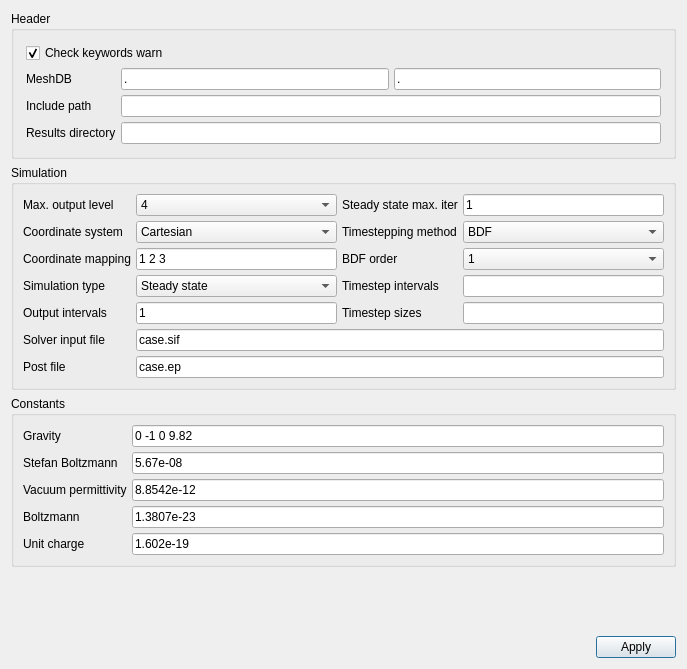
The window that ElmerGUI/Application/forms/generalsetup.ui (tehnick/elmerfem) describes before a commit, drawn with Qt 5.
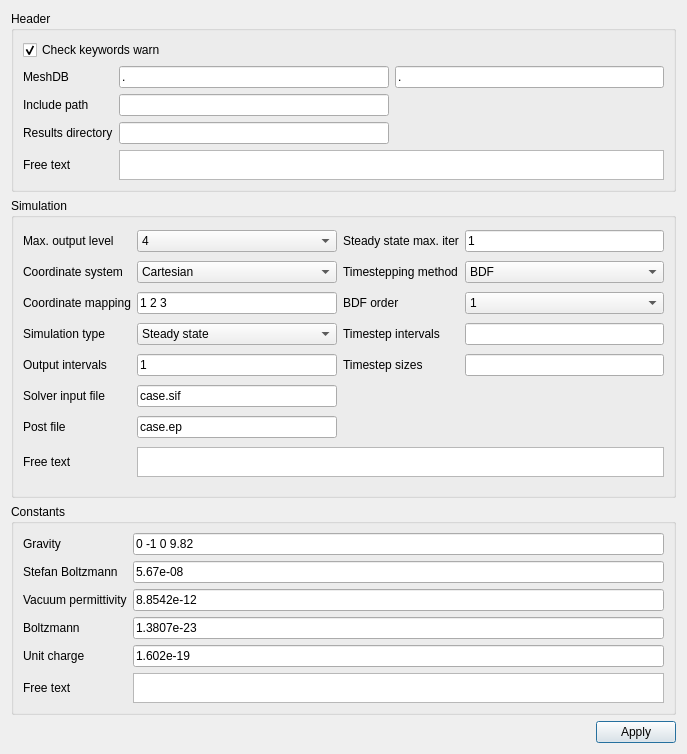
The same window after the commit. Icons and pictures are not drawn.

Commit message: ElmerGUI: Added free text edits for header-, constants-, and simulation-blocks.

What changed in the file:
```diff
--- a/ElmerGUI/Application/forms/generalsetup.ui
+++ b/ElmerGUI/Application/forms/generalsetup.ui
@@ -1,12 +1,12 @@
 <ui version="4.0" >
  <class>setupDialog</class>
- <widget class="QDialog" name="setupDialog" >
-  <property name="geometry" >
+ <widget class="QDialog" name="setupDialog">
+  <property name="geometry">
    <rect>
     <x>0</x>
     <y>0</y>
     <width>687</width>
-    <height>669</height>
+    <height>725</height>
    </rect>
   </property>
   <property name="sizePolicy" >
@@ -18,40 +18,22 @@
   <property name="windowTitle" >
    <string>Setup</string>
   </property>
-  <layout class="QVBoxLayout" >
+  <layout class="QVBoxLayout" name="verticalLayout">
    <item>
-    <widget class="QGroupBox" name="headerGroup" >
-     <property name="maximumSize" >
+    <widget class="QGroupBox" name="headerGroup">
+     <property name="maximumSize">
       <size>
        <width>16777215</width>
-       <height>150</height>
+       <height>16777215</height>
       </size>
      </property>
      <property name="title" >
       <string>Header</string>
      </property>
-     <layout class="QGridLayout" >
-      <property name="leftMargin" >
-       <number>12</number>
-      </property>
-      <property name="topMargin" >
-       <number>12</number>
-      </property>
-      <property name="rightMargin" >
-       <number>12</number>
-      </property>
-      <property name="bottomMargin" >
-       <number>12</number>
-      </property>
-      <property name="horizontalSpacing" >
-       <number>5</number>
-      </property>
-      <property name="verticalSpacing" >
-       <number>5</number>
-      </property>
-      <item row="0" column="0" colspan="2" >
-       <widget class="QCheckBox" name="checkKeywordsWarn" >
-        <property name="text" >
+     <layout class="QGridLayout" name="gridLayout_3">
+      <item row="0" column="0" colspan="2">
+       <widget class="QCheckBox" name="checkKeywordsWarn">
+        <property name="text">
          <string>Check keywords warn</string>
         </property>
         <property name="checked" >
@@ -59,56 +41,73 @@
         </property>
        </widget>
       </item>
-      <item row="1" column="0" >
-       <widget class="QLabel" name="meshDBLabel" >
-        <property name="text" >
+      <item row="1" column="0">
+       <widget class="QLabel" name="meshDBLabel">
+        <property name="text">
          <string>MeshDB</string>
         </property>
        </widget>
       </item>
-      <item row="1" column="1" >
-       <widget class="QLineEdit" name="meshDBEdit1" >
-        <property name="text" >
+      <item row="1" column="1">
+       <widget class="QLineEdit" name="meshDBEdit1">
+        <property name="text">
          <string>.</string>
         </property>
        </widget>
       </item>
-      <item row="1" column="2" >
-       <widget class="QLineEdit" name="meshDBEdit2" >
-        <property name="text" >
+      <item row="1" column="2">
+       <widget class="QLineEdit" name="meshDBEdit2">
+        <property name="text">
          <string>.</string>
         </property>
        </widget>
       </item>
-      <item row="2" column="0" >
-       <widget class="QLabel" name="includePathLabel" >
-        <property name="text" >
+      <item row="2" column="0">
+       <widget class="QLabel" name="includePathLabel">
+        <property name="text">
          <string>Include path</string>
         </property>
        </widget>
       </item>
-      <item row="2" column="1" colspan="2" >
-       <widget class="QLineEdit" name="includePathEdit" />
+      <item row="2" column="1">
+       <widget class="QLineEdit" name="includePathEdit"/>
       </item>
-      <item row="3" column="0" >
-       <widget class="QLabel" name="resultsDirectoryLabel" >
-        <property name="text" >
+      <item row="3" column="0">
+       <widget class="QLabel" name="resultsDirectoryLabel">
+        <property name="text">
          <string>Results directory</string>
         </property>
        </widget>
       </item>
-      <item row="3" column="1" colspan="2" >
-       <widget class="QLineEdit" name="resultsDirectoryEdit" />
+      <item row="3" column="1">
+       <widget class="QLineEdit" name="resultsDirectoryEdit"/>
+      </item>
+      <item row="4" column="0">
+       <widget class="QLabel" name="headerFreeTextLabel">
+        <property name="text">
+         <string>Free text</string>
+        </property>
+       </widget>
+      </item>
+      <item row="4" column="1" colspan="2">
+       <widget class="QTextEdit" name="headerFreeTextEdit">
+        <property name="maximumSize">
+         <size>
+          <width>16777215</width>
+          <height>30</height>
+         </size>
+        </property>
+       </widget>
       </item>
      </layout>
     </widget>
    </item>
    <item>
-    <widget class="QGroupBox" name="simulationGroup" >
-     <property name="minimumSize" >
+    <widget class="QGroupBox" name="simulationGroup">
+     <property name="minimumSize">
       <size>
        <width>0</width>
-       <height>200</height>
+       <height>300</height>
       </size>
      </property>
      <property name="baseSize" >
@@ -129,24 +128,18 @@
      <property name="checkable" >
       <bool>false</bool>
      </property>
-     <layout class="QGridLayout" >
-      <property name="horizontalSpacing" >
-       <number>5</number>
-      </property>
-      <property name="verticalSpacing" >
-       <number>5</number>
-      </property>
-      <item row="0" column="0" >
-       <widget class="QLabel" name="maxOutputLevelLabel" >
-        <property name="text" >
+     <layout class="QGridLayout" name="gridLayout_2">
+      <item row="0" column="0">
+       <widget class="QLabel" name="maxOutputLevelLabel">
+        <property name="text">
          <string>Max. output level</string>
         </property>
        </widget>
       </item>
-      <item row="0" column="1" >
-       <widget class="QComboBox" name="maxOutputLevelCombo" >
-        <property name="sizePolicy" >
-         <sizepolicy vsizetype="Fixed" hsizetype="Preferred" >
+      <item row="0" column="1">
+       <widget class="QComboBox" name="maxOutputLevelCombo">
+        <property name="sizePolicy">
+         <sizepolicy hsizetype="Preferred" vsizetype="Fixed">
           <horstretch>0</horstretch>
           <verstretch>0</verstretch>
          </sizepolicy>
@@ -181,31 +174,31 @@
         </item>
        </widget>
       </item>
-      <item row="0" column="2" >
-       <widget class="QLabel" name="steadyStateMaxIterLabel" >
-        <property name="text" >
+      <item row="0" column="2">
+       <widget class="QLabel" name="steadyStateMaxIterLabel">
+        <property name="text">
          <string>Steady state max. iter</string>
         </property>
        </widget>
       </item>
-      <item row="0" column="3" >
-       <widget class="QLineEdit" name="steadyStateMaxIterEdit" >
-        <property name="text" >
+      <item row="0" column="3">
+       <widget class="QLineEdit" name="steadyStateMaxIterEdit">
+        <property name="text">
          <string>1</string>
         </property>
        </widget>
       </item>
-      <item row="1" column="0" >
-       <widget class="QLabel" name="coordinateSystemlabel" >
-        <property name="text" >
+      <item row="1" column="0">
+       <widget class="QLabel" name="coordinateSystemlabel">
+        <property name="text">
          <string>Coordinate system</string>
         </property>
        </widget>
       </item>
-      <item row="1" column="1" >
-       <widget class="QComboBox" name="coordinateSystemCombo" >
-        <property name="sizePolicy" >
-         <sizepolicy vsizetype="Fixed" hsizetype="MinimumExpanding" >
+      <item row="1" column="1">
+       <widget class="QComboBox" name="coordinateSystemCombo">
+        <property name="sizePolicy">
+         <sizepolicy hsizetype="MinimumExpanding" vsizetype="Fixed">
           <horstretch>0</horstretch>
           <verstretch>0</verstretch>
          </sizepolicy>
@@ -227,15 +220,15 @@
         </item>
        </widget>
       </item>
-      <item row="1" column="2" >
-       <widget class="QLabel" name="timesteppingMethodLabel" >
-        <property name="text" >
+      <item row="1" column="2">
+       <widget class="QLabel" name="timesteppingMethodLabel">
+        <property name="text">
          <string>Timestepping method</string>
         </property>
        </widget>
       </item>
-      <item row="1" column="3" >
-       <widget class="QComboBox" name="timesteppingMethodCombo" >
+      <item row="1" column="3">
+       <widget class="QComboBox" name="timesteppingMethodCombo">
         <item>
          <property name="text" >
           <string>BDF</string>
@@ -243,30 +236,30 @@
         </item>
        </widget>
       </item>
-      <item row="2" column="0" >
-       <widget class="QLabel" name="coordinateMappingLabel" >
-        <property name="text" >
+      <item row="2" column="0">
+       <widget class="QLabel" name="coordinateMappingLabel">
+        <property name="text">
          <string>Coordinate mapping</string>
         </property>
        </widget>
       </item>
-      <item row="2" column="1" >
-       <widget class="QLineEdit" name="coordinateMappingEdit" >
-        <property name="text" >
+      <item row="2" column="1">
+       <widget class="QLineEdit" name="coordinateMappingEdit">
+        <property name="text">
          <string>1 2 3</string>
         </property>
        </widget>
       </item>
-      <item row="2" column="2" >
-       <widget class="QLabel" name="bdfOrderLabel" >
-        <property name="text" >
+      <item row="2" column="2">
+       <widget class="QLabel" name="bdfOrderLabel">
+        <property name="text">
          <string>BDF order</string>
         </property>
        </widget>
       </item>
-      <item row="2" column="3" >
-       <widget class="QComboBox" name="bdfOrderCombo" >
-        <property name="currentIndex" >
+      <item row="2" column="3">
+       <widget class="QComboBox" name="bdfOrderCombo">
+        <property name="currentIndex">
          <number>0</number>
         </property>
         <item>
@@ -296,15 +289,15 @@
         </item>
        </widget>
       </item>
-      <item row="3" column="0" >
-       <widget class="QLabel" name="simulationTypeLabel" >
-        <property name="text" >
+      <item row="3" column="0">
+       <widget class="QLabel" name="simulationTypeLabel">
+        <property name="text">
          <string>Simulation type</string>
         </property>
        </widget>
       </item>
-      <item row="3" column="1" >
-       <widget class="QComboBox" name="simulationTypeCombo" >
+      <item row="3" column="1">
+       <widget class="QComboBox" name="simulationTypeCombo">
         <item>
          <property name="text" >
           <string>Steady state</string>
@@ -322,169 +315,197 @@
         </item>
        </widget>
       </item>
-      <item row="3" column="2" >
-       <widget class="QLabel" name="timeStepIntervalsLabel" >
-        <property name="text" >
+      <item row="3" column="2">
+       <widget class="QLabel" name="timeStepIntervalsLabel">
+        <property name="text">
          <string>Timestep intervals</string>
         </property>
        </widget>
       </item>
-      <item row="3" column="3" >
-       <widget class="QLineEdit" name="timeStepIntervalsEdit" >
-        <property name="text" >
+      <item row="3" column="3">
+       <widget class="QLineEdit" name="timeStepIntervalsEdit">
+        <property name="text">
          <string/>
         </property>
        </widget>
       </item>
-      <item row="4" column="0" >
-       <widget class="QLabel" name="outputIntervalsLabel" >
-        <property name="text" >
+      <item row="4" column="0">
+       <widget class="QLabel" name="outputIntervalsLabel">
+        <property name="text">
          <string>Output intervals</string>
         </property>
        </widget>
       </item>
-      <item row="4" column="1" >
-       <widget class="QLineEdit" name="outputIntervalsEdit" >
-        <property name="text" >
+      <item row="4" column="1">
+       <widget class="QLineEdit" name="outputIntervalsEdit">
+        <property name="text">
          <string>1</string>
         </property>
        </widget>
       </item>
-      <item row="4" column="2" >
-       <widget class="QLabel" name="timestepSizesLabel" >
-        <property name="text" >
+      <item row="4" column="2">
+       <widget class="QLabel" name="timestepSizesLabel">
+        <property name="text">
          <string>Timestep sizes</string>
         </property>
        </widget>
       </item>
-      <item row="4" column="3" >
-       <widget class="QLineEdit" name="timestepSizesEdit" />
+      <item row="4" column="3">
+       <widget class="QLineEdit" name="timestepSizesEdit"/>
       </item>
-      <item row="5" column="0" >
-       <widget class="QLabel" name="solverInputFileLabel" >
-        <property name="text" >
+      <item row="5" column="0">
+       <widget class="QLabel" name="solverInputFileLabel">
+        <property name="text">
          <string>Solver input file</string>
         </property>
        </widget>
       </item>
-      <item row="5" column="1" colspan="3" >
-       <widget class="QLineEdit" name="solverInputFileEdit" >
-        <property name="text" >
+      <item row="5" column="1">
+       <widget class="QLineEdit" name="solverInputFileEdit">
+        <property name="text">
          <string>case.sif</string>
         </property>
        </widget>
       </item>
-      <item row="6" column="0" >
-       <widget class="QLabel" name="postFileLabel" >
-        <property name="text" >
+      <item row="6" column="0">
+       <widget class="QLabel" name="postFileLabel">
+        <property name="text">
          <string>Post file</string>
         </property>
        </widget>
       </item>
-      <item row="6" column="1" colspan="3" >
-       <widget class="QLineEdit" name="postFileEdit" >
-        <property name="text" >
+      <item row="6" column="1">
+       <widget class="QLineEdit" name="postFileEdit">
+        <property name="text">
          <string>case.ep</string>
         </property>
        </widget>
       </item>
+      <item row="7" column="0">
+       <widget class="QLabel" name="simulationFreeTextLabel">
+        <property name="text">
+         <string>Free text</string>
+        </property>
+       </widget>
+      </item>
+      <item row="7" column="1" colspan="3">
+       <widget class="QTextEdit" name="simulationFreeTextEdit">
+        <property name="maximumSize">
+         <size>
+          <width>16777215</width>
+          <height>30</height>
+         </size>
+        </property>
+       </widget>
+      </item>
      </layout>
     </widget>
    </item>
    <item>
-    <widget class="QGroupBox" name="constantsGroup" >
-     <property name="sizePolicy" >
-      <sizepolicy vsizetype="Preferred" hsizetype="Preferred" >
+    <widget class="QGroupBox" name="constantsGroup">
+     <property name="sizePolicy">
+      <sizepolicy hsizetype="Preferred" vsizetype="Preferred">
        <horstretch>0</horstretch>
        <verstretch>0</verstretch>
       </sizepolicy>
      </property>
-     <property name="maximumSize" >
+     <property name="maximumSize">
       <size>
        <width>16777215</width>
-       <height>180</height>
+       <height>16777215</height>
       </size>
      </property>
      <property name="title" >
       <string>Constants</string>
      </property>
-     <layout class="QGridLayout" >
-      <property name="horizontalSpacing" >
-       <number>5</number>
-      </property>
-      <property name="verticalSpacing" >
-       <number>5</number>
-      </property>
-      <item row="0" column="0" >
-       <widget class="QLabel" name="gravityLabel" >
-        <property name="text" >
+     <layout class="QGridLayout" name="gridLayout">
+      <item row="0" column="0">
+       <widget class="QLabel" name="gravityLabel">
+        <property name="text">
          <string>Gravity</string>
         </property>
        </widget>
       </item>
-      <item row="0" column="1" >
-       <widget class="QLineEdit" name="gravityEdit" >
-        <property name="text" >
+      <item row="0" column="1">
+       <widget class="QLineEdit" name="gravityEdit">
+        <property name="text">
          <string>0 -1 0 9.82</string>
         </property>
        </widget>
       </item>
-      <item row="1" column="0" >
-       <widget class="QLabel" name="stefanBoltzmannLabel" >
-        <property name="text" >
+      <item row="1" column="0">
+       <widget class="QLabel" name="stefanBoltzmannLabel">
+        <property name="text">
          <string>Stefan Boltzmann</string>
         </property>
        </widget>
       </item>
-      <item row="1" column="1" >
-       <widget class="QLineEdit" name="stefanBoltzmannEdit" >
-        <property name="text" >
+      <item row="1" column="1">
+       <widget class="QLineEdit" name="stefanBoltzmannEdit">
+        <property name="text">
          <string>5.67e-08</string>
         </property>
        </widget>
       </item>
-      <item row="2" column="0" >
-       <widget class="QLabel" name="vacuumPermittivityLabel" >
-        <property name="text" >
+      <item row="2" column="0">
+       <widget class="QLabel" name="vacuumPermittivityLabel">
+        <property name="text">
          <string>Vacuum permittivity</string>
         </property>
        </widget>
       </item>
-      <item row="2" column="1" >
-       <widget class="QLineEdit" name="vacuumPermittivityEdit" >
-        <property name="text" >
+      <item row="2" column="1">
+       <widget class="QLineEdit" name="vacuumPermittivityEdit">
+        <property name="text">
          <string>8.8542e-12</string>
         </property>
        </widget>
       </item>
-      <item row="3" column="0" >
-       <widget class="QLabel" name="boltzmannLabel" >
-        <property name="text" >
+      <item row="3" column="0">
+       <widget class="QLabel" name="boltzmannLabel">
+        <property name="text">
          <string>Boltzmann</string>
         </property>
        </widget>
       </item>
-      <item row="3" column="1" >
-       <widget class="QLineEdit" name="boltzmannEdit" >
-        <property name="text" >
+      <item row="3" column="1">
+       <widget class="QLineEdit" name="boltzmannEdit">
+        <property name="text">
          <string>1.3807e-23</string>
         </property>
        </widget>
       </item>
-      <item row="4" column="0" >
-       <widget class="QLabel" name="unitChargeLabel" >
-        <property name="text" >
+      <item row="4" column="0">
+       <widget class="QLabel" name="unitChargeLabel">
+        <property name="text">
          <string>Unit charge</string>
         </property>
        </widget>
       </item>
-      <item row="4" column="1" >
-       <widget class="QLineEdit" name="unitChargeEdit" >
-        <property name="text" >
+      <item row="4" column="1">
+       <widget class="QLineEdit" name="unitChargeEdit">
+        <property name="text">
          <string>1.602e-19</string>
         </property>
        </widget>
       </item>
+      <item row="5" column="0">
+       <widget class="QLabel" name="constantsFreeTextLabel">
+        <property name="text">
+         <string>Free text</string>
+        </property>
+       </widget>
+      </item>
+      <item row="5" column="1">
+       <widget class="QTextEdit" name="constantsFreeTextEdit">
+        <property name="maximumSize">
+         <size>
+          <width>16777215</width>
+          <height>30</height>
+         </size>
+        </property>
+       </widget>
+      </item>
      </layout>
     </widget>
    </item>
@@ -502,7 +523,7 @@
     </spacer>
    </item>
    <item>
-    <layout class="QHBoxLayout" >
+    <layout class="QHBoxLayout">
      <item>
       <spacer>
        <property name="orientation" >
@@ -517,8 +538,8 @@
       </spacer>
      </item>
      <item>
-      <widget class="QPushButton" name="acceptButton" >
-       <property name="text" >
+      <widget class="QPushButton" name="acceptButton">
+       <property name="text">
         <string>Apply</string>
        </property>
        <property name="icon" >
```
Left out of the diff: 77 changed lines with no effect on the pictures. The commit also changes 2 other files.
